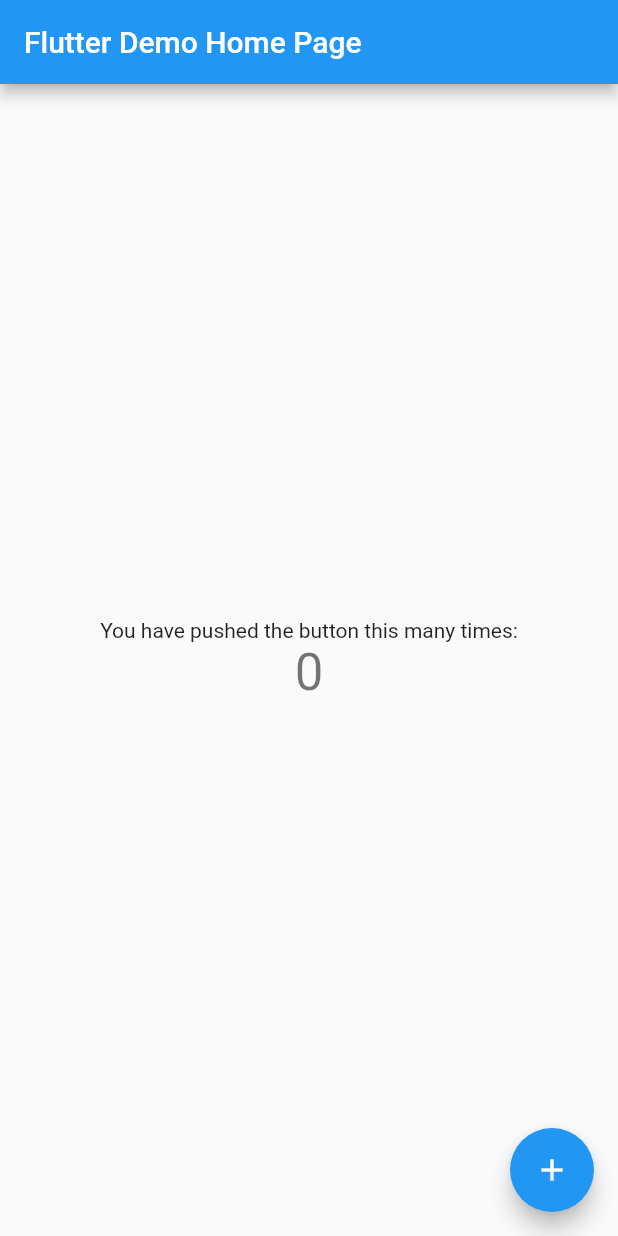
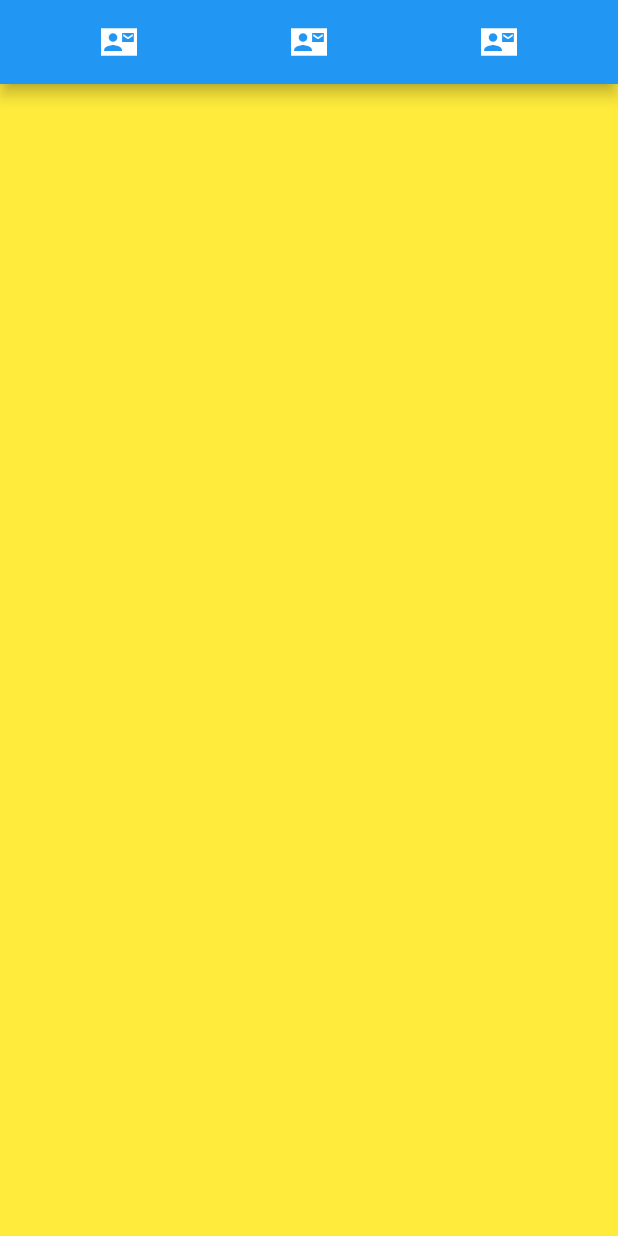
Before and after one commit to mohamadalsafi/lab, a Flutter app: the screen it shows after launch, on a phone screen of 412 x 824 dp. Run offline on Flutter 3.47's test engine with Material 2 defaults, Android fonts, the phone set to English and light mode, and no system bars.

Commit message:
just a new line

```diff
--- a/lib/main.dart
+++ b/lib/main.dart
@@ -9,111 +9,47 @@ class MyApp extends StatelessWidget {
 
   // This widget is the root of your application.
 
-
   // this is my.... my name is Salam
 
   @override
   Widget build(BuildContext context) {
     return MaterialApp(
+      debugShowCheckedModeBanner: false,
       title: 'Flutter Demo',
       theme: ThemeData(
-        // This is the theme of your application.
-        //
-        // Try running your application with "flutter run". You'll see the
-        // application has a blue toolbar. Then, without quitting the app, try
-        // changing the primarySwatch below to Colors.green and then invoke
-        // "hot reload" (press "r" in the console where you ran "flutter run",
-        // or simply save your changes to "hot reload" in a Flutter IDE).
-        // Notice that the counter didn't reset back to zero; the application
-        // is not restarted.
         primarySwatch: Colors.blue,
       ),
-      home: const MyHomePage(title: 'Flutter Demo Home Page'),
+      home: const MyHomePage(),
     );
   }
 }
 
 class MyHomePage extends StatefulWidget {
-  const MyHomePage({super.key, required this.title});
-
-  // This widget is the home page of your application. It is stateful, meaning
-  // that it has a State object (defined below) that contains fields that affect
-  // how it looks.
-
-  // This class is the configuration for the state. It holds the values (in this
-  // case the title) provided by the parent (in this case the App widget) and
-  // used by the build method of the State. Fields in a Widget subclass are
-  // always marked "final".
-
-  final String title;
+  const MyHomePage({Key? key}) : super(key: key);
 
   @override
   State<MyHomePage> createState() => _MyHomePageState();
 }
 
 class _MyHomePageState extends State<MyHomePage> {
-  int _counter = 0;
-
-  void _incrementCounter() {
-    setState(() {
-      // This call to setState tells the Flutter framework that something has
-      // changed in this State, which causes it to rerun the build method below
-      // so that the display can reflect the updated values. If we changed
-      // _counter without calling setState(), then the build method would not be
-      // called again, and so nothing would appear to happen.
-      _counter++;
-    });
-  }
-
   @override
   Widget build(BuildContext context) {
-    // This method is rerun every time setState is called, for instance as done
-    // by the _incrementCounter method above.
-    //
-    // The Flutter framework has been optimized to make rerunning build methods
-    // fast, so that you can just rebuild anything that needs updating rather
-    // than having to individually change instances of widgets.
     return Scaffold(
       appBar: AppBar(
-        // Here we take the value from the MyHomePage object that was created by
-        // the App.build method, and use it to set our appbar title.
-        title: Text(widget.title),
-      ),
-      body: Center(
-        // Center is a layout widget. It takes a single child and positions it
-        // in the middle of the parent.
-        child: Column(
-          // Column is also a layout widget. It takes a list of children and
-          // arranges them vertically. By default, it sizes itself to fit its
-          // children horizontally, and tries to be as tall as its parent.
-          //
-          // Invoke "debug painting" (press "p" in the console, choose the
-          // "Toggle Debug Paint" action from the Flutter Inspector in Android
-          // Studio, or the "Toggle Debug Paint" command in Visual Studio Code)
-          // to see the wireframe for each widget.
-          //
-          // Column has various properties to control how it sizes itself and
-          // how it positions its children. Here we use mainAxisAlignment to
-          // center the children vertically; the main axis here is the vertical
-          // axis because Columns are vertical (the cross axis would be
-          // horizontal).
-          mainAxisAlignment: MainAxisAlignment.center,
-          children: <Widget>[
-            const Text(
-              'You have pushed the button this many times:',
-            ),
-            Text(
-              '$_counter',
-              style: Theme.of(context).textTheme.headline4,
-            ),
-          ],
+        title: Center(
+          child: Row(
+            mainAxisAlignment: MainAxisAlignment.spaceAround,
+            children: [
+              const Icon(Icons.contact_mail_sharp),
+              const Icon(Icons.contact_mail_sharp),
+              const Icon(Icons.contact_mail_sharp),
+            ],
+          ),
         ),
       ),
-      floatingActionButton: FloatingActionButton(
-        onPressed: _incrementCounter,
-        tooltip: 'Increment',
-        child: const Icon(Icons.add),
-      ), // This trailing comma makes auto-formatting nicer for build methods.
+      body: Container(
+        color: Colors.yellow,
+      ),
     );
   }
 }
```
